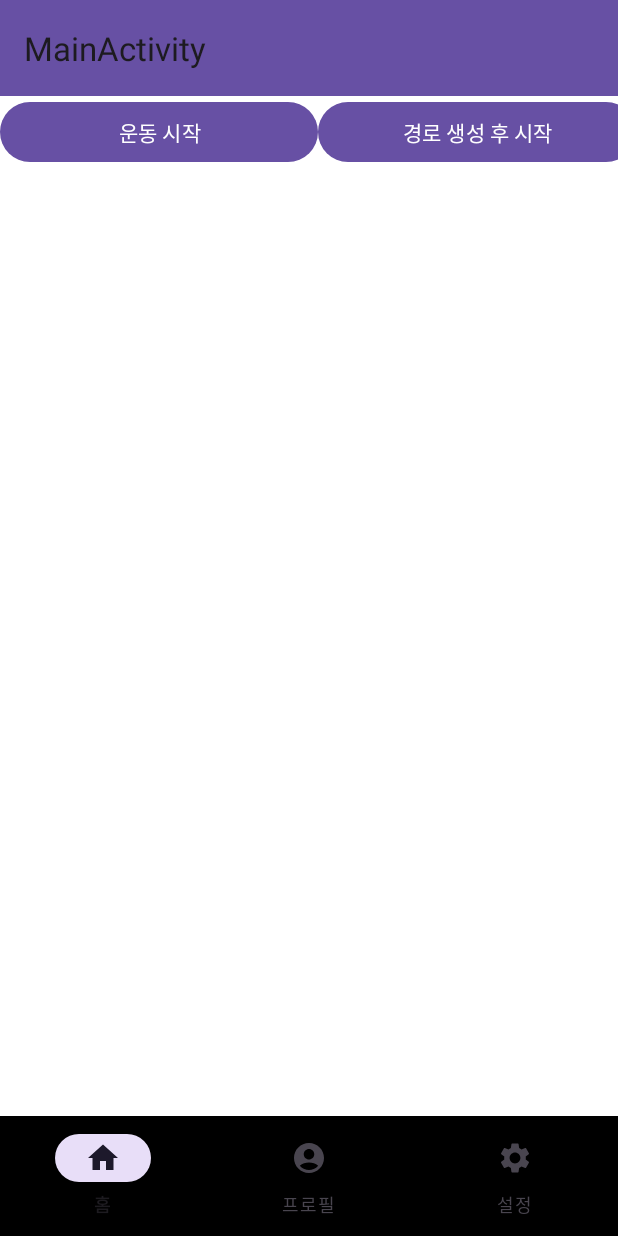
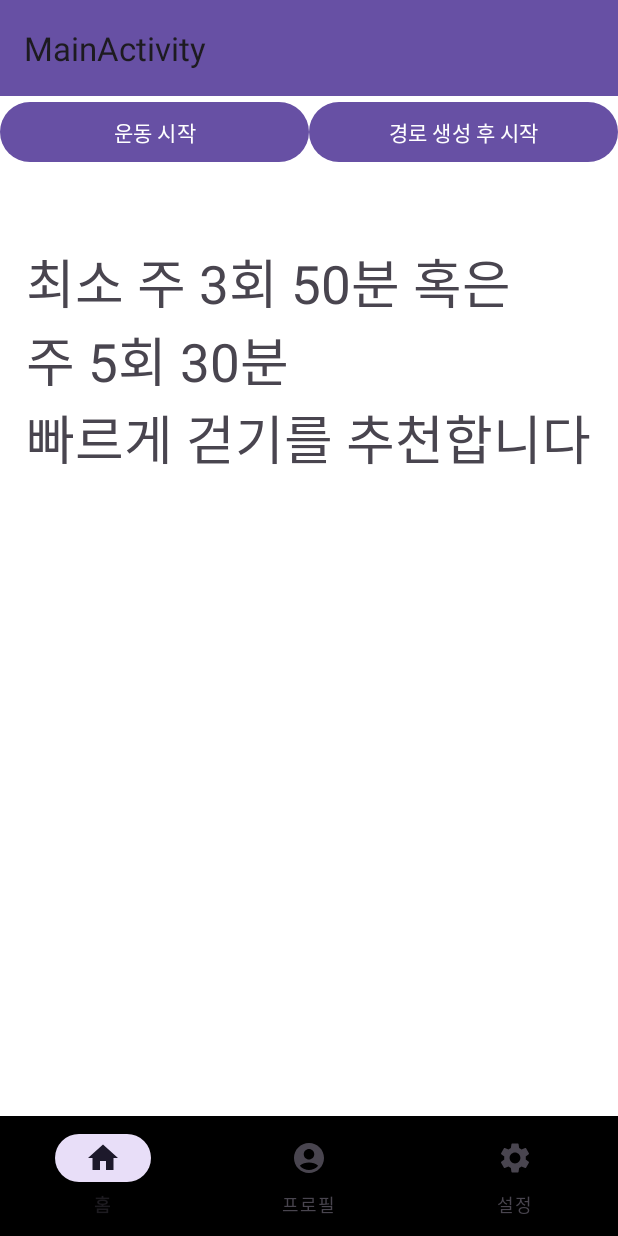
Before and after one commit to df2854/CapstoneDesign, an Android app: the MainMenuHomeFragment screen opened directly, with no data from a screen before it, on a phone screen of 412 x 824 dp. Run offline under Robolectric (Android 15) with nearby library versions, the phone set to English and light mode, and no system bars; our stand-ins replace androidx.preference.

Commit message:
메인화면 팁 텍스트 추가

```diff
--- a/app/src/main/java/com/cookandroid/aerobicapplication/MainMenuHomeFragment.java
+++ b/app/src/main/java/com/cookandroid/aerobicapplication/MainMenuHomeFragment.java
@@ -5,18 +5,30 @@ import android.os.Bundle;
 
 import androidx.fragment.app.Fragment;
 
+import android.util.Log;
 import android.view.LayoutInflater;
 import android.view.View;
 import android.view.ViewGroup;
 import android.widget.Button;
+import android.widget.TextView;
 
+import com.cookandroid.aerobicapplication.Manager.UserdataManager;
 import com.cookandroid.aerobicapplication.route.RouteMain;
+import com.cookandroid.aerobicapplication.userdata.CommentData;
 
 public class MainMenuHomeFragment extends Fragment {
+    private TextView recommendText;
+    private int userScore = 100;
+
     @Override
     public View onCreateView(LayoutInflater inflater, ViewGroup container,
                              Bundle savedInstanceState) {
         View view = inflater.inflate(R.layout.fragment_main_menu_home, container, false);
+
+        recommendText = view.findViewById(R.id.recommendText);
+        userScore = UserdataManager.getInstance().getUserScore();
+        setRecommendText();
+        Log.d("TAGGGG",String.valueOf(userScore));
 
         // '운동 시작' 버튼 클릭 시 StartWorkoutActivity로 이동
         Button startButton = view.findViewById(R.id.start);
@@ -39,4 +51,19 @@ public class MainMenuHomeFragment extends Fragment {
 
         return view;
     }
+
+    private void setRecommendText(){
+        if(userScore > 100)
+            recommendText.setText(CommentData.over100);
+
+        else if(userScore == 100)
+            recommendText.setText(CommentData.standard);
+
+        else if(userScore > 50)
+            recommendText.setText(CommentData.over50);
+
+        else
+            recommendText.setText(CommentData.under50);
+
+    }
 }
--- a/app/src/main/java/com/cookandroid/aerobicapplication/Manager/UserdataManager.java
+++ b/app/src/main/java/com/cookandroid/aerobicapplication/Manager/UserdataManager.java
@@ -4,16 +4,16 @@ import java.util.Calendar;
 
 public class UserdataManager {
     // 유저 데이터를 저장하는 변수
-    private String userId;
-    private String userName;
-    private String userBirthday;
-    private String userHeight;
-    private String userWeight;
-    private String userDisease;             // Yes or No
-    private String userExperience;          // High or Normal or Low
+    private String userId = "Null";
+    private String userName = "Null";
+    private String userBirthday = "Null";
+    private String userHeight = "Null";
+    private String userWeight = "Null";
+    private String userDisease = "Null";             // Yes or No
+    private String userExperience = "Null";          // High or Normal or Low
 
-    private double userBmi;
-    private int userAge;
+    private double userBmi = 0;
+    private int userAge = 0;
     private int userScore = 100;
 
 
--- /dev/null
+++ b/app/src/main/java/com/cookandroid/aerobicapplication/userdata/CommentData.java
@@ -0,0 +1,12 @@
+package com.cookandroid.aerobicapplication.userdata;
+
+public class CommentData {
+    public static String over100 = "일주일에 총 150분 이상의\n달리기 운동을 추천합니다";
+    public static String standard = "최소 주 3회 50분 혹은\n주 5회 30분\n빠르게 걷기를 추천합니다";
+    public static String over50 = "최소 주 3회 30분\n빠르게 걷기를 추천합니다";
+    public static String under50 = "주 3회 15분\n빠르게 걷기를 추천합니다";
+
+    public static String ingTip1 = "허리를 곧게 펴고 가슴을 약간 앞으로 내미는게 좋습니다. 10미터 앞을 바라보며 걸으면 목과 등이 자연스럽게 펴집니다.";
+    public static String ingTip2 = "팔이 앞으로 나갈 때는 손이 가슴 높이까지 오르도록 하며, 뒤로 갈 때는 팔꿈치가 거의 몸에 닿을 정도로 합니다.";
+    public static String ingTip3 = "발뒤꿈치부터 땅에 닿고, 발바닥을 통해 발가락까지 체중이 옮겨가도록 신경 씁니다.";
+}
--- a/app/src/main/res/layout/fragment_main_menu_home.xml
+++ b/app/src/main/res/layout/fragment_main_menu_home.xml
@@ -3,18 +3,52 @@
     xmlns:tools="http://schemas.android.com/tools"
     android:layout_width="match_parent"
     android:layout_height="match_parent"
+    android:orientation="vertical"
     tools:context=".MainMenuHomeFragment">
+
+    <LinearLayout
+        android:layout_width="match_parent"
+        android:layout_height="wrap_content"
+        android:orientation="horizontal">
 
         <Button
             android:id="@+id/start"
-        android:layout_width="212dp"
+            android:layout_width="0dp"
             android:layout_height="wrap_content"
+            android:layout_weight="1"
             android:text="운동 시작" />
 
         <Button
             android:id="@+id/createStart"
-        android:layout_width="212dp"
+            android:layout_width="0dp"
             android:layout_height="wrap_content"
+            android:layout_weight="1"
             android:text="경로 생성 후 시작" />
+    </LinearLayout>
+
+    <LinearLayout
+        android:layout_width="match_parent"
+        android:layout_height="wrap_content"
+        android:orientation="vertical">
+
+        <TextView
+            android:id="@+id/recommendText"
+            android:layout_width="wrap_content"
+            android:layout_height="wrap_content"
+            android:layout_marginTop="50dp"
+            android:layout_gravity="center"
+            android:text="주 3회 50분 혹은\n주 5회 30분\n빠르게 걷기를 추천합니다"
+            android:textSize="35dp" />
+
+<!--        <TextView-->
+<!--            android:id="@+id/tipText"-->
+<!--            android:layout_width="wrap_content"-->
+<!--            android:layout_height="wrap_content"-->
+<!--            android:layout_gravity="center"-->
+<!--            android:layout_margin="50dp"-->
+<!--            android:text="Tip 멘트 / 운동 기록 / 날씨 등"-->
+<!--            android:textSize="35dp" />-->
+    </LinearLayout>
+
 
 </LinearLayout>
```
Also changed, not shown: app/src/main/java/com/cookandroid/aerobicapplication/LoginActivity.java (+27 -27 lines), app/src/main/java/com/cookandroid/aerobicapplication/userdata/LoginWithData.java (+18 -2 lines). Lines whose indentation alone changed are shown as unchanged.
